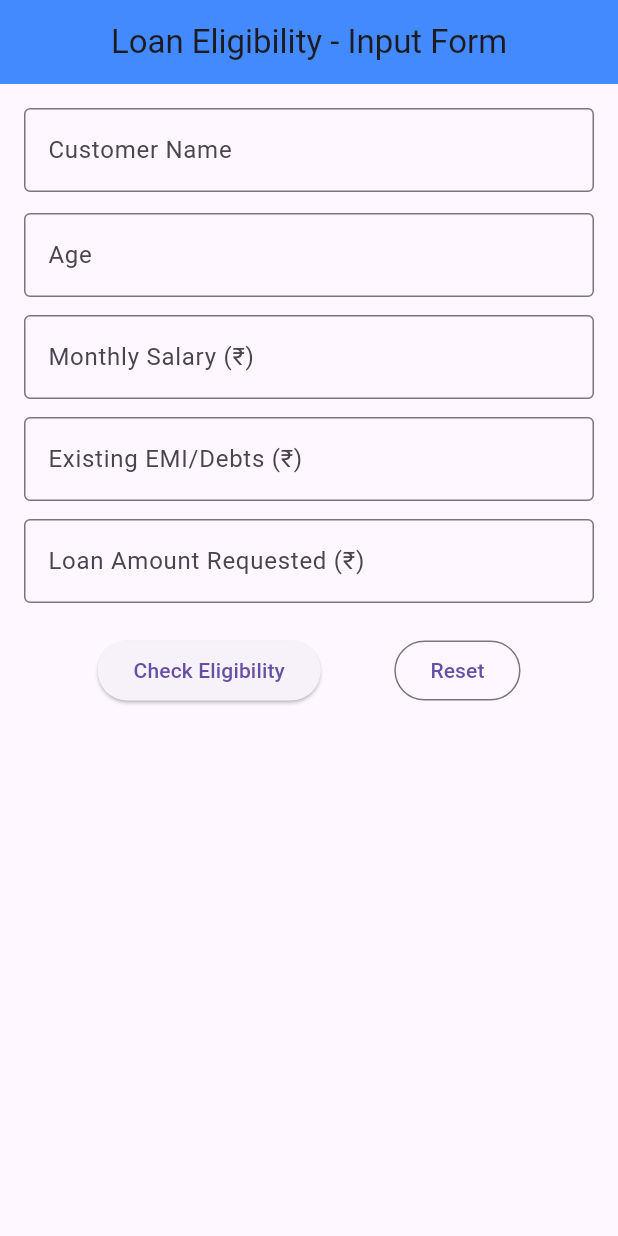
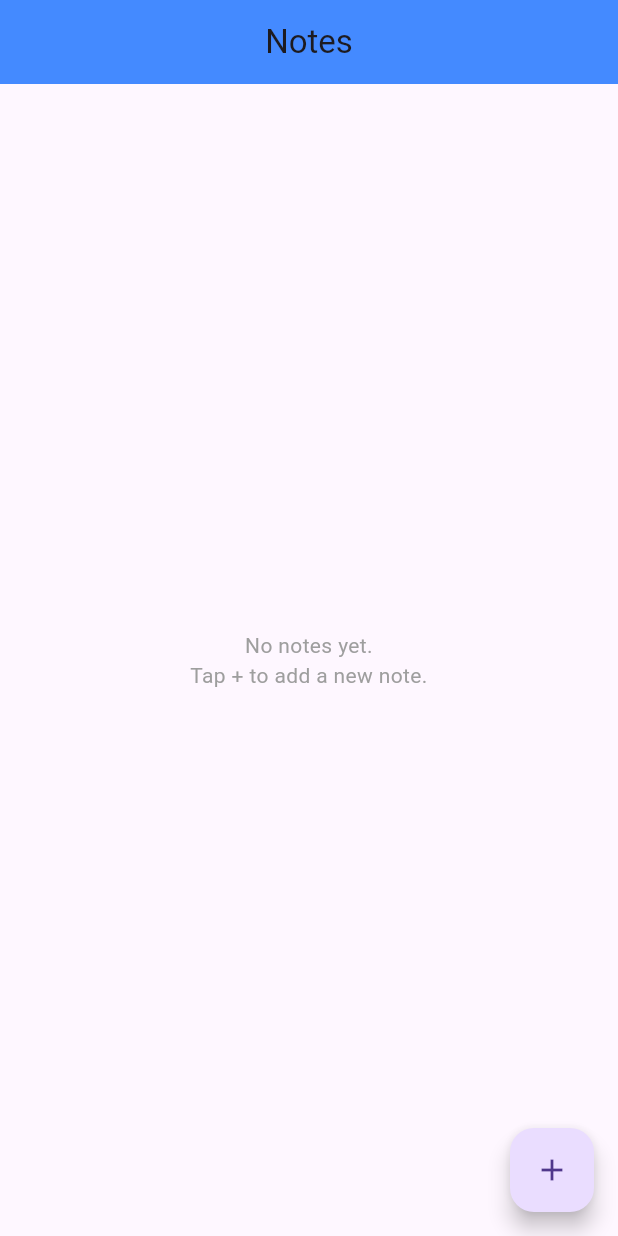
Before and after one commit to aswinsnittus/flutter_Ex5, a Flutter app: the screen it shows after launch, on a phone screen of 412 x 824 dp. Run offline on Flutter 3.47's test engine with Material 3 defaults, Android fonts, the phone set to English and light mode, and no system bars.

Commit message:
first commit

```diff
--- a/lib/home_screen.dart
+++ /dev/null
@@ -1,109 +0,0 @@
-import 'package:flutter/material.dart';
-import 'user_model.dart';
-
-class HomeScreen extends StatefulWidget {
-  const HomeScreen({super.key});
-
-  @override
-  State<HomeScreen> createState() => _HomeScreenState();
-}
-
-class _HomeScreenState extends State<HomeScreen> {
-  final _formKey = GlobalKey<FormState>();
-  final _nameController = TextEditingController();
-  final _ageController = TextEditingController();
-  final _salaryController = TextEditingController();
-  final _debtController = TextEditingController();
-  final _loanController = TextEditingController();
-
-  void _navigateToResult() {
-    if (_formKey.currentState!.validate()) {
-      final user = User(
-        name: _nameController.text,
-        age: int.parse(_ageController.text),
-        salary: double.parse(_salaryController.text),
-        debt: double.parse(_debtController.text),
-        loan: double.parse(_loanController.text),
-      );
-      Navigator.pushNamed(context, '/result', arguments: user);
-    }
-  }
-
-  void _resetFields() {
-    _formKey.currentState?.reset();
-    _nameController.clear();
-    _ageController.clear();
-    _salaryController.clear();
-    _debtController.clear();
-    _loanController.clear();
-  }
-
-  Widget _buildNumberField(String label, TextEditingController controller) {
-    return Padding(
-      padding: const EdgeInsets.symmetric(vertical: 6.0),
-      child: TextFormField(
-        controller: controller,
-        keyboardType: TextInputType.number,
-        decoration: InputDecoration(labelText: label, border: const OutlineInputBorder()),
-        validator: (value) {
-          if (value == null || value.isEmpty) return 'Enter $label';
-          final numValue = double.tryParse(value);
-          if (numValue == null || numValue <= 0) return 'Enter a valid number';
-          return null;
-        },
-      ),
-    );
-  }
-
-  @override
-  Widget build(BuildContext context) {
-    return Scaffold(
-      appBar: AppBar(
-        title: const Text('Loan Eligibility - Input Form'),
-        backgroundColor: Colors.blueAccent,
-        centerTitle: true,
-      ),
-      body: Padding(
-        padding: const EdgeInsets.all(16.0),
-        child: Form(
-          key: _formKey,
-          child: SingleChildScrollView(
-            child: Column(
-              children: [
-                TextFormField(
-                  controller: _nameController,
-                  decoration: const InputDecoration(
-                      labelText: 'Customer Name', border: OutlineInputBorder()),
-                  validator: (v) => v == null || v.isEmpty ? 'Enter name' : null,
-                ),
-                const SizedBox(height: 8),
-                _buildNumberField('Age', _ageController),
-                _buildNumberField('Monthly Salary (₹)', _salaryController),
-                _buildNumberField('Existing EMI/Debts (₹)', _debtController),
-                _buildNumberField('Loan Amount Requested (₹)', _loanController),
-                const SizedBox(height: 15),
-                Row(
-                  mainAxisAlignment: MainAxisAlignment.spaceEvenly,
-                  children: [
-                    ElevatedButton(onPressed: _navigateToResult, child: const Text('Check Eligibility')),
-                    OutlinedButton(onPressed: _resetFields, child: const Text('Reset')),
-                  ],
-                ),
-              ],
-            ),
-          ),
-        ),
-      ),
-    );
-  }
-
-  @override
-  void dispose() {
-    _nameController.dispose();
-    _ageController.dispose();
-    _salaryController.dispose();
-    _debtController.dispose();
-    _loanController.dispose();
-    super.dispose();
-  }
-}
--- a/lib/main.dart
+++ b/lib/main.dart
@@ -1,20 +1,26 @@
+// lib/main.dart
 import 'package:flutter/material.dart';
-import 'home_screen.dart';
-import 'result_screen.dart';
+import 'notes_list_screen.dart';
+import 'edit_note_screen.dart';
+import 'view_note_screen.dart';
 
-void main() => runApp(const MyApp());
+void main() {
+  runApp(const NotesApp());
+}
 
-class MyApp extends StatelessWidget {
-  const MyApp({super.key});
+class NotesApp extends StatelessWidget {
+  const NotesApp({super.key});
+
   @override
   Widget build(BuildContext context) {
     return MaterialApp(
+      title: 'Notes Taking App - Navigation Demo',
       debugShowCheckedModeBanner: false,
-      title: 'ASWIN SNITTU S - Loan Eligibility Module',
       initialRoute: '/',
       routes: {
-        '/': (context) => const HomeScreen(),
-        '/result': (context) => const ResultScreen(),
+        '/': (context) => const NotesListScreen(),
+        '/edit': (context) => const EditNoteScreen(),
+        '/view': (context) => const ViewNoteScreen(),
       },
     );
   }
--- /dev/null
+++ b/lib/note_model.dart
@@ -0,0 +1,25 @@
+// lib/note_model.dart
+class Note {
+  String title;
+  String content;
+  DateTime createdAt;
+
+  Note({
+    required this.title,
+    required this.content,
+    DateTime? createdAt,
+  }) : createdAt = createdAt ?? DateTime.now();
+
+  // For convenience when passing via routes, we can convert to/from Map
+  Map<String, dynamic> toMap() => {
+        'title': title,
+        'content': content,
+        'createdAt': createdAt.toIso8601String(),
+      };
+
+  factory Note.fromMap(Map<String, dynamic> map) => Note(
+        title: map['title'] as String,
+        content: map['content'] as String,
+        createdAt: DateTime.parse(map['createdAt'] as String),
+      );
+}
--- /dev/null
+++ b/lib/notes_list_screen.dart
@@ -0,0 +1,125 @@
+// lib/notes_list_screen.dart
+import 'package:flutter/material.dart';
+import 'note_model.dart';
+
+class NotesListScreen extends StatefulWidget {
+  const NotesListScreen({super.key});
+
+  @override
+  State<NotesListScreen> createState() => _NotesListScreenState();
+}
+
+class _NotesListScreenState extends State<NotesListScreen> {
+  final List<Note> _notes = [];
+
+  // Handle result coming back from /edit or /view (create/edit/delete)
+  Future<void> _openEditScreen({Note? note, int? index}) async {
+    // Pass an arguments map so receiver knows whether it's edit or new
+    final result = await Navigator.pushNamed(
+      context,
+      '/edit',
+      arguments: {
+        'note': note?.toMap(),
+        'index': index,
+      },
+    );
+
+    // result expected as map: { action: 'create'|'update'|'delete', 'note': map, 'index': int? }
+    if (result is Map<String, dynamic>) {
+      final action = result['action'] as String?;
+      final noteMap = result['note'] as Map<String, dynamic>?;
+      final idx = result['index'] as int?;
+      if (action == 'create' && noteMap != null) {
+        setState(() {
+          _notes.insert(0, Note.fromMap(noteMap));
+        });
+      } else if (action == 'update' && noteMap != null && idx != null) {
+        setState(() {
+          _notes[idx] = Note.fromMap(noteMap);
+        });
+      } else if (action == 'delete' && idx != null) {
+        setState(() {
+          _notes.removeAt(idx);
+        });
+      }
+    }
+  }
+
+  Future<void> _openViewScreen(int index) async {
+    final result = await Navigator.pushNamed(
+      context,
+      '/view',
+      arguments: {
+        'note': _notes[index].toMap(),
+        'index': index,
+      },
+    );
+
+    // Process possible deletion or update from view screen
+    if (result is Map<String, dynamic>) {
+      final action = result['action'] as String?;
+      final noteMap = result['note'] as Map<String, dynamic>?;
+      final idx = result['index'] as int?;
+      if (action == 'update' && noteMap != null && idx != null) {
+        setState(() {
+          _notes[idx] = Note.fromMap(noteMap);
+        });
+      } else if (action == 'delete' && idx != null) {
+        setState(() {
+          _notes.removeAt(idx);
+        });
+      }
+    }
+  }
+
+  Widget _buildEmpty() => const Center(
+        child: Text(
+          'No notes yet.\nTap + to add a new note.',
+          textAlign: TextAlign.center,
+          style: TextStyle(color: Colors.grey),
+        ),
+      );
+
+  @override
+  Widget build(BuildContext context) {
+    return Scaffold(
+      appBar: AppBar(
+        title: const Text('Notes'),
+        centerTitle: true,
+        backgroundColor: Colors.blueAccent,
+      ),
+      body: _notes.isEmpty
+          ? _buildEmpty()
+          : ListView.builder(
+              itemCount: _notes.length,
+              itemBuilder: (context, i) {
+                final note = _notes[i];
+                return Card(
+                  margin: const EdgeInsets.symmetric(horizontal: 12, vertical: 6),
+                  child: ListTile(
+                    title: Text(
+                      note.title,
+                      maxLines: 1,
+                      overflow: TextOverflow.ellipsis,
+                    ),
+                    subtitle: Text(
+                      note.content,
+                      maxLines: 2,
+                      overflow: TextOverflow.ellipsis,
+                    ),
+                    trailing: Text(
+                      '${note.createdAt.day}/${note.createdAt.month}/${note.createdAt.year}',
+                      style: const TextStyle(fontSize: 12),
+                    ),
+                    onTap: () => _openViewScreen(i),
+                  ),
+                );
+              },
+            ),
+      floatingActionButton: FloatingActionButton(
+        onPressed: () => _openEditScreen(),
+        child: const Icon(Icons.add),
+      ),
+    );
+  }
+}
--- a/lib/result_screen.dart
+++ /dev/null
@@ -1,76 +0,0 @@
-import 'package:flutter/material.dart';
-import 'user_model.dart';
-
-class ResultScreen extends StatelessWidget {
-  const ResultScreen({super.key});
-
-  @override
-  Widget build(BuildContext context) {
-    final user = ModalRoute.of(context)!.settings.arguments as User;
-
-    double dti = (user.debt / user.salary) * 100;
-    bool ageOk = user.age >= 21 && user.age <= 60;
-    bool loanLimitOk = user.loan <= (user.salary * 10);
-    bool dtiOk = dti <= 60;
-
-    String message;
-    Color msgColor;
-
-    if (ageOk && loanLimitOk && dtiOk) {
-      message =
-          "✅ Eligible! Approved Loan: ₹${user.loan.toStringAsFixed(0)}\nEMI within acceptable limit.";
-      msgColor = Colors.green;
-    } else {
-      message = "❌ Not Eligible due to:\n";
-      if (!ageOk) message += "• Age must be between 21 and 60\n";
-      if (!loanLimitOk)
-        message += "• Loan exceeds 10× Monthly Salary\n";
-      if (!dtiOk)
-        message += "• Debt-to-Income ratio exceeds 60%\n";
-      msgColor = Colors.red;
-    }
-
-    return Scaffold(
-      appBar: AppBar(
-        title: const Text('Loan Eligibility Result'),
-        backgroundColor: Colors.blueAccent,
-      ),
-      body: Padding(
-        padding: const EdgeInsets.all(16.0),
-        child: Card(
-          elevation: 4,
-          margin: const EdgeInsets.all(10),
-          child: Padding(
-            padding: const EdgeInsets.all(16.0),
-            child: Column(
-              crossAxisAlignment: CrossAxisAlignment.start,
-              children: [
-                Text("Name: ${user.name}", style: const TextStyle(fontSize: 18)),
-                Text("Age: ${user.age}", style: const TextStyle(fontSize: 18)),
-                Text("Monthly Salary: ₹${user.salary.toStringAsFixed(2)}",
-                    style: const TextStyle(fontSize: 18)),
-                Text("Existing Debts: ₹${user.debt.toStringAsFixed(2)}",
-                    style: const TextStyle(fontSize: 18)),
-                Text("Loan Requested: ₹${user.loan.toStringAsFixed(2)}",
-                    style: const TextStyle(fontSize: 18)),
-                const SizedBox(height: 20),
-                Text(
-                  message,
-                  style: TextStyle(
-                      fontSize: 18, fontWeight: FontWeight.bold, color: msgColor),
-                ),
-                const SizedBox(height: 20),
-                Center(
-                  child: ElevatedButton(
-                    onPressed: () => Navigator.pop(context),
-                    child: const Text('Go Back'),
-                  ),
-                )
-              ],
-            ),
-          ),
-        ),
-      ),
-    );
-  }
-}
--- a/lib/user_model.dart
+++ /dev/null
@@ -1,14 +0,0 @@
-class User {
-  final String name;
-  final int age;
-  final double salary;
-  final double debt;
-  final double loan;
-  User({
-    required this.name,
-    required this.age,
-    required this.salary,
-    required this.debt,
-    required this.loan,
-  });
-}
```
Also changed, not shown: lib/edit_note_screen.dart (added, +138 -0 lines), lib/view_note_screen.dart (added, +89 -0 lines).
